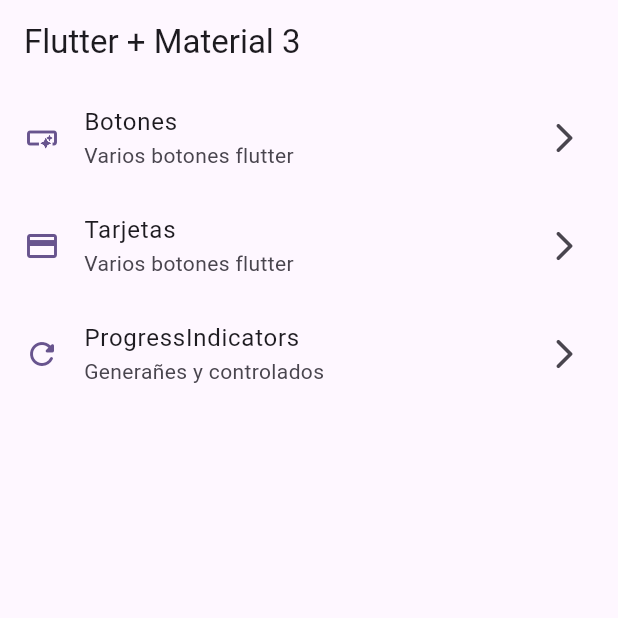
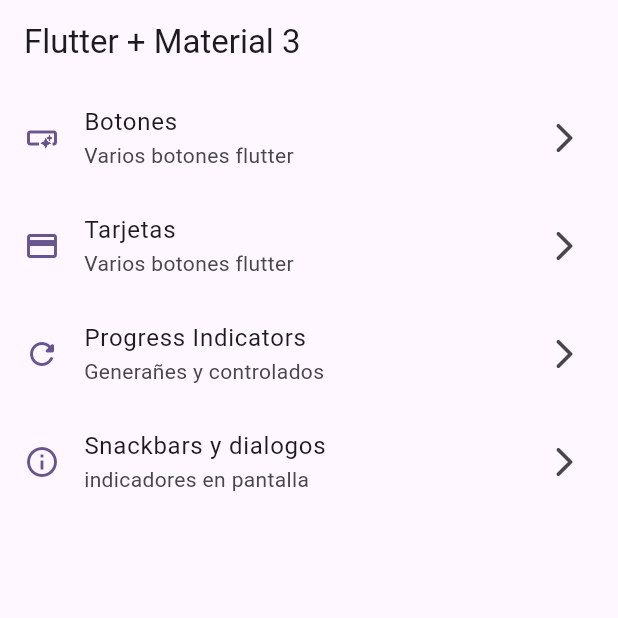
Before and after one commit to AntonyFP-7/flutter_widget, a Flutter app: the screen it shows after launch, on a phone screen of 412 x 824 dp, the top half of it. Run offline on Flutter 3.47's test engine with Material 3 defaults, Android fonts, the phone set to English and light mode, and no system bars; our stand-ins replace go_router.

Commit message:
`Added new menu item 'Snackbars y dialogos' and corresponding GoRoute and screen implementation.`

```diff
--- a/lib/config/menu/menu_items.dart
+++ b/lib/config/menu/menu_items.dart
@@ -25,8 +25,13 @@ List<MenuItems> appMenuItems = [
       link: '/cards',
       icon: Icons.credit_card),
   MenuItems(
-      title: 'ProgressIndicators',
+      title: 'Progress Indicators',
       subTitle: 'Generañes y controlados',
       link: '/progress',
       icon: Icons.refresh_rounded),
+  MenuItems(
+      title: 'Snackbars y dialogos',
+      subTitle: 'indicadores en pantalla',
+      link: '/snackbars',
+      icon: Icons.info_outline),
 ];
--- a/lib/config/router/app_router.dart
+++ b/lib/config/router/app_router.dart
@@ -25,5 +25,10 @@ final appRouter = GoRouter(
       path: '/progress',
       builder:(context, state) => ProgressScreend()
     ),
+        GoRoute(
+      name: SnackbarScreend.name,
+      path: '/snackbars',
+      builder:(context, state) => SnackbarScreend()
+    ),
   ],
 );
--- a/lib/main.dart
+++ b/lib/main.dart
@@ -12,6 +12,7 @@ class MainApp extends StatelessWidget {
   @override
   Widget build(BuildContext context) {
     return MaterialApp.router(
+      title: 'Flutter widget',
       routerConfig: appRouter,
       debugShowCheckedModeBanner: false,
       theme: AppTheme(selectColor: 5).getTheme(),
```
Also changed, not shown: lib/presentation/screens/snackbar/snackbar_screend.dart (+72 -2 lines).
